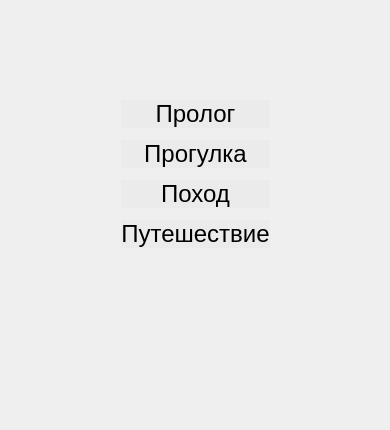
Old version of the form widget.ui in the repository Pchelovec/PollyAndLolly.
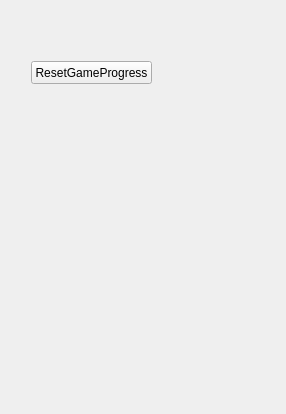
New version of the form. Custom widgets are drawn as their Qt base class.

Commit message: Story progress impl

Diff of the .ui file:
```diff
--- a/widget.ui
+++ b/widget.ui
@@ -6,8 +6,8 @@
    <rect>
     <x>0</x>
     <y>0</y>
-    <width>366</width>
-    <height>430</height>
+    <width>286</width>
+    <height>414</height>
    </rect>
   </property>
   <property name="windowTitle">
@@ -17,7 +17,7 @@
    <item row="0" column="0">
     <widget class="QStackedWidget" name="stackedWidget">
      <property name="currentIndex">
-      <number>0</number>
+      <number>2</number>
      </property>
      <widget class="QWidget" name="page">
       <layout class="QGridLayout" name="gridLayout_2">
@@ -55,7 +55,7 @@
             <number>12</number>
            </property>
            <item>
-            <widget class="ClickableLabel" name="label">
+            <widget class="ClickableLabel" name="label_prolog">
              <property name="font">
               <font>
                <pointsize>18</pointsize>
@@ -83,7 +83,7 @@
             </widget>
            </item>
            <item>
-            <widget class="ClickableLabel" name="label_2">
+            <widget class="ClickableLabel" name="label_walk">
              <property name="font">
               <font>
                <pointsize>18</pointsize>
@@ -111,7 +111,7 @@
             </widget>
            </item>
            <item>
-            <widget class="ClickableLabel" name="label_3">
+            <widget class="ClickableLabel" name="label_road">
              <property name="font">
               <font>
                <pointsize>18</pointsize>
@@ -139,7 +139,7 @@
             </widget>
            </item>
            <item>
-            <widget class="ClickableLabel" name="label_4">
+            <widget class="ClickableLabel" name="label_journey">
              <property name="font">
               <font>
                <pointsize>18</pointsize>
@@ -223,7 +223,7 @@
            <widget class="QLabel" name="scene_text_label">
             <property name="minimumSize">
              <size>
-              <width>0</width>
+              <width>200</width>
               <height>40</height>
              </size>
             </property>
@@ -251,6 +251,21 @@
        </item>
       </layout>
      </widget>
+     <widget class="QWidget" name="page_3">
+      <widget class="QPushButton" name="pushButton">
+       <property name="geometry">
+        <rect>
+         <x>20</x>
+         <y>50</y>
+         <width>121</width>
+         <height>23</height>
+        </rect>
+       </property>
+       <property name="text">
+        <string>ResetGameProgress</string>
+       </property>
+      </widget>
+     </widget>
     </widget>
    </item>
   </layout>
```
The commit also changes 11 other files.
